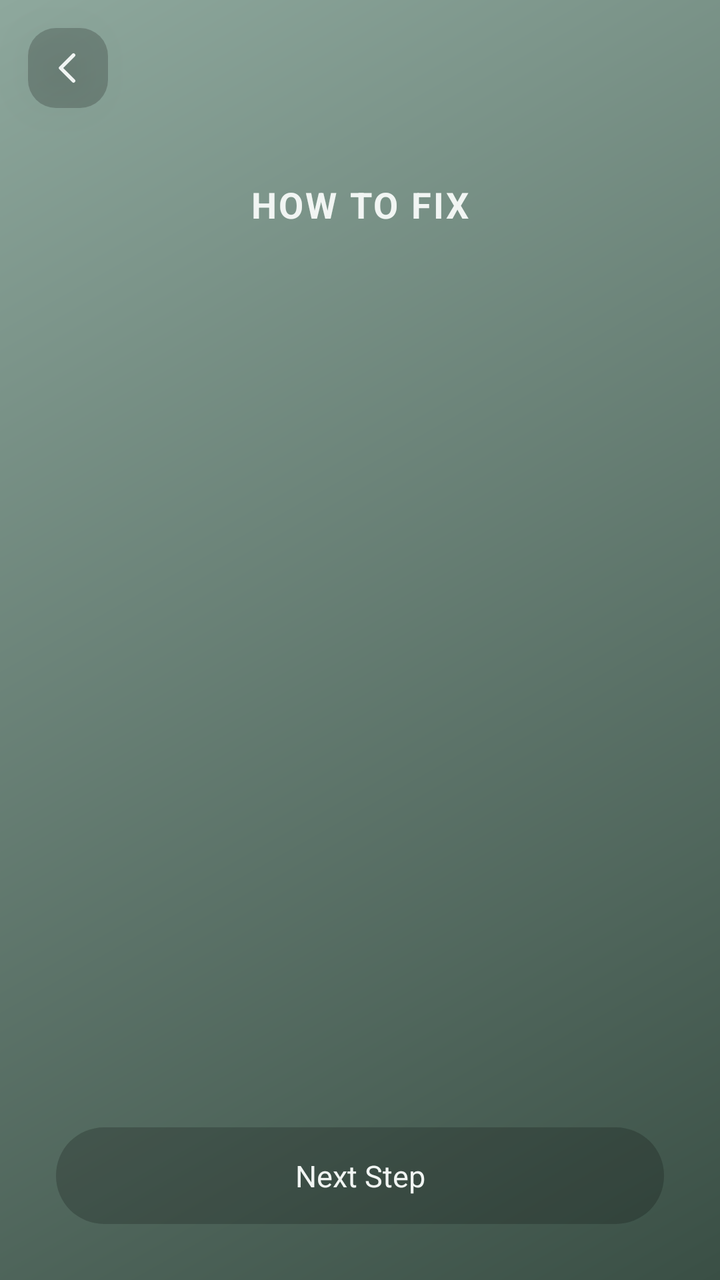
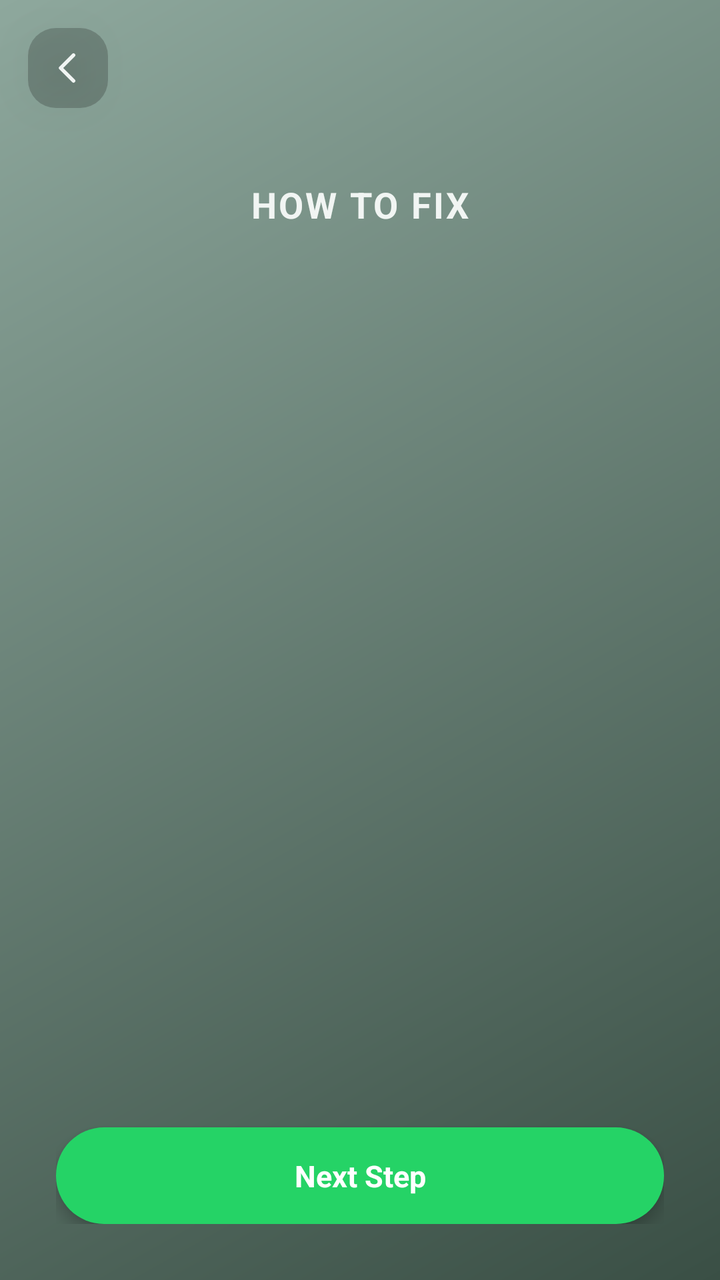

Screens rendered from an Android XML layout before and after an edit, with the pre-edit source and the edit as a unified diff.
<!-- AndroidManifest.xml: application theme Theme.Goat -->
<!-- res/layout/activity_unlocked_content.xml -->
<?xml version="1.0" encoding="utf-8"?>
<FrameLayout xmlns:android="http://schemas.android.com/apk/res/android"
    android:layout_width="match_parent"
    android:layout_height="match_parent"
    android:background="@drawable/bg_home_gradient">

    <LinearLayout
        android:layout_width="match_parent"
        android:layout_height="match_parent"
        android:orientation="vertical"
        android:paddingTop="90dp"
        android:paddingBottom="28dp"
        android:paddingStart="28dp"
        android:paddingEnd="28dp">

        <TextView
            android:id="@+id/tvStepTitle"
            android:layout_width="match_parent"
            android:layout_height="wrap_content"
            android:gravity="center"
            android:text="@string/how_to_fix_title"
            android:textColor="@color/home_button_text"
            android:textSize="18sp"
            android:textStyle="bold"
            android:textAllCaps="true"
            android:fontFamily="sans-serif"
            android:letterSpacing="0.06" />

        <FrameLayout
            android:id="@+id/imageContainer"
            android:layout_width="match_parent"
            android:layout_height="0dp"
            android:layout_weight="1"
            android:layout_marginTop="18dp"
            android:layout_marginBottom="18dp">

            <ImageView
                android:id="@+id/ivStepImage"
                android:layout_width="match_parent"
                android:layout_height="match_parent"
                android:scaleType="fitCenter"
                android:contentDescription="@null" />

            <LinearLayout
                android:id="@+id/compareContainer"
                android:layout_width="match_parent"
                android:layout_height="match_parent"
                android:orientation="horizontal"
                android:visibility="gone">

                <LinearLayout
                    android:layout_width="0dp"
                    android:layout_height="match_parent"
                    android:layout_weight="1"
                    android:orientation="vertical"
                    android:paddingEnd="6dp">

                    <TextView
                        android:id="@+id/tvSafeLabel"
                        android:layout_width="match_parent"
                        android:layout_height="wrap_content"
                        android:gravity="center"
                        android:text="@string/label_safe"
                        android:textColor="@color/label_safe_color"
                        android:textStyle="bold"
                        android:textAllCaps="true"
                        android:textSize="13sp"
                        android:letterSpacing="0.05"
                        android:paddingBottom="8dp" />

                    <ImageView
                        android:id="@+id/ivSafeImage"
                        android:layout_width="match_parent"
                        android:layout_height="0dp"
                        android:layout_weight="1"
                        android:scaleType="fitCenter"
                        android:contentDescription="@null" />

                </LinearLayout>

                <LinearLayout
                    android:layout_width="0dp"
                    android:layout_height="match_parent"
                    android:layout_weight="1"
                    android:orientation="vertical"
                    android:paddingStart="6dp">

                    <TextView
                        android:id="@+id/tvRiskLabel"
                        android:layout_width="match_parent"
                        android:layout_height="wrap_content"
                        android:gravity="center"
                        android:text="@string/label_risk"
                        android:textColor="@color/label_risk_color"
                        android:textStyle="bold"
                        android:textAllCaps="true"
                        android:textSize="13sp"
                        android:letterSpacing="0.05"
                        android:paddingBottom="8dp" />

                    <ImageView
                        android:id="@+id/ivRiskImage"
                        android:layout_width="match_parent"
                        android:layout_height="0dp"
                        android:layout_weight="1"
                        android:scaleType="fitCenter"
                        android:contentDescription="@null" />

                </LinearLayout>

            </LinearLayout>

        </FrameLayout>

        <TextView
            android:id="@+id/tvCompletedLabel"
            android:layout_width="match_parent"
            android:layout_height="wrap_content"
            android:layout_marginBottom="14dp"
            android:gravity="center"
            android:text="@string/completed_label"
            android:textColor="@color/label_safe_color"
            android:textStyle="bold"
            android:textSize="16sp"
            android:visibility="gone" />

        <TextView
            android:id="@+id/btnPrimaryAction"
            android:layout_width="match_parent"
            android:layout_height="wrap_content"
            android:background="@drawable/bg_check_now_button"
            android:text="@string/btn_next_step"
            android:textColor="@color/home_button_text"
            android:textSize="15sp"
            android:textAllCaps="false"
            android:gravity="center"
            android:paddingTop="14dp"
            android:paddingBottom="14dp"
            android:clickable="true"
            android:focusable="true" />

    </LinearLayout>

    <ImageView
        android:id="@+id/btnBack"
        android:layout_width="40dp"
        android:layout_height="40dp"
        android:layout_gravity="top|start"
        android:layout_marginStart="14dp"
        android:layout_marginTop="14dp"
        android:padding="9dp"
        android:background="@drawable/bg_fix_issue_button"
        android:src="@drawable/ic_back_arrow"
        android:contentDescription="@null"
        android:clickable="true"
        android:focusable="true"
        android:elevation="12dp" />

</FrameLayout>
<!-- resources referenced by this layout -->
<resources>
  <color name="home_button_text">#F1F5F3</color>
  <color name="label_risk_color">#FF5C5C</color>
  <color name="label_safe_color">#25D366</color>
  <!-- drawable bg_check_now_button (drawable) -->
  <shape xmlns:android="http://schemas.android.com/apk/res/android"
      android:shape="rectangle">
      <solid android:color="@color/fix_issue_bg" />
      <corners android:radius="24dp" />
  </shape>
  <!-- drawable bg_fix_issue_button (drawable) -->
  <shape xmlns:android="http://schemas.android.com/apk/res/android"
      android:shape="rectangle">
      <solid android:color="@color/fix_issue_bg" />
      <corners android:radius="14dp" />
  </shape>
  <!-- drawable bg_home_gradient (drawable) -->
  <?xml version="1.0" encoding="utf-8"?>
  <shape xmlns:android="http://schemas.android.com/apk/res/android"
      android:shape="rectangle">
  
      <gradient
          android:type="linear"
          android:angle="315"
          android:startColor="@color/home_bg_gradient_start"
          android:endColor="@color/home_bg_gradient_end" />
  
  </shape>
  <!-- drawable ic_back_arrow (drawable) -->
  <vector xmlns:android="http://schemas.android.com/apk/res/android"
      android:width="20dp"
      android:height="20dp"
      android:viewportWidth="24"
      android:viewportHeight="24">
      <path
          android:fillColor="#00000000"
          android:pathData="M15,5 L8,12 L15,19"
          android:strokeColor="@color/home_button_text"
          android:strokeWidth="2"
          android:strokeLineCap="round"
          android:strokeLineJoin="round" />
  </vector>
  <string name="btn_next_step">Next Step</string>
  <string name="completed_label">Completed ✅</string>
  <string name="how_to_fix_title">How to Fix</string>
  <string name="label_risk">Risk</string>
  <string name="label_safe">Safe</string>
  <style name="Theme.Goat" parent="Theme.MaterialComponents.DayNight.NoActionBar">
          <item name="colorPrimary">@color/brand_primary</item>
          <item name="colorPrimaryDark">@color/brand_primary_dark</item>
          <item name="colorAccent">@color/brand_accent</item>
          <item name="colorOnPrimary">@color/text_on_primary</item>
          <item name="android:windowBackground">@color/bg_screen</item>
          <item name="android:statusBarColor">@color/bg_screen</item>
          <item name="android:windowLightStatusBar">true</item>
          <item name="android:textColorPrimary">@color/text_primary</item>
          <item name="android:fontFamily">sans-serif</item>
      </style>
  <color name="fix_issue_bg">#33000000</color>
  <color name="home_bg_gradient_start">#8EA89D</color>
  <color name="home_bg_gradient_end">#3A4F45</color>
  <color name="brand_primary">#2A5CD8</color>
  <color name="brand_primary_dark">#1B3FA6</color>
  <color name="brand_accent">#2A5CD8</color>
  <color name="text_on_primary">#FFFFFF</color>
  <color name="bg_screen">#F4F6FA</color>
  <color name="text_primary">#171B26</color>
</resources>

<!-- the commit's change to res/layout/activity_unlocked_content.xml (unified diff, before → after) -->
@@ -57,16 +57,22 @@
 
                     <TextView
                         android:id="@+id/tvSafeLabel"
-                        android:layout_width="match_parent"
+                        android:layout_width="wrap_content"
                         android:layout_height="wrap_content"
+                        android:layout_gravity="center_horizontal"
                         android:gravity="center"
+                        android:background="@drawable/bg_label_capsule"
                         android:text="@string/label_safe"
                         android:textColor="@color/label_safe_color"
                         android:textStyle="bold"
                         android:textAllCaps="true"
-                        android:textSize="13sp"
+                        android:textSize="12sp"
                         android:letterSpacing="0.05"
-                        android:paddingBottom="8dp" />
+                        android:paddingStart="16dp"
+                        android:paddingEnd="16dp"
+                        android:paddingTop="5dp"
+                        android:paddingBottom="5dp"
+                        android:layout_marginBottom="4dp" />
 
                     <ImageView
                         android:id="@+id/ivSafeImage"
@@ -87,16 +93,22 @@
 
                     <TextView
                         android:id="@+id/tvRiskLabel"
-                        android:layout_width="match_parent"
+                        android:layout_width="wrap_content"
                         android:layout_height="wrap_content"
+                        android:layout_gravity="center_horizontal"
                         android:gravity="center"
+                        android:background="@drawable/bg_label_capsule"
                         android:text="@string/label_risk"
                         android:textColor="@color/label_risk_color"
                         android:textStyle="bold"
                         android:textAllCaps="true"
-                        android:textSize="13sp"
+                        android:textSize="12sp"
                         android:letterSpacing="0.05"
-                        android:paddingBottom="8dp" />
+                        android:paddingStart="16dp"
+                        android:paddingEnd="16dp"
+                        android:paddingTop="5dp"
+                        android:paddingBottom="5dp"
+                        android:layout_marginBottom="4dp" />
 
                     <ImageView
                         android:id="@+id/ivRiskImage"
@@ -128,16 +140,18 @@
             android:id="@+id/btnPrimaryAction"
             android:layout_width="match_parent"
             android:layout_height="wrap_content"
-            android:background="@drawable/bg_check_now_button"
+            android:background="@drawable/bg_primary_action_button"
             android:text="@string/btn_next_step"
-            android:textColor="@color/home_button_text"
+            android:textColor="@color/text_on_primary"
             android:textSize="15sp"
+            android:textStyle="bold"
             android:textAllCaps="false"
             android:gravity="center"
             android:paddingTop="14dp"
             android:paddingBottom="14dp"
             android:clickable="true"
-            android:focusable="true" />
+            android:focusable="true"
+            android:elevation="4dp" />
 
     </LinearLayout>
 
<!-- resource entries referenced after the edit -->
@@ -3,12 +3,6 @@
   <color name="home_button_text">#F1F5F3</color>
   <color name="label_risk_color">#FF5C5C</color>
   <color name="label_safe_color">#25D366</color>
-  <!-- drawable bg_check_now_button (drawable) -->
-  <shape xmlns:android="http://schemas.android.com/apk/res/android"
-      android:shape="rectangle">
-      <solid android:color="@color/fix_issue_bg" />
-      <corners android:radius="24dp" />
-  </shape>
   <!-- drawable bg_fix_issue_button (drawable) -->
   <shape xmlns:android="http://schemas.android.com/apk/res/android"
       android:shape="rectangle">
@@ -26,6 +20,18 @@
           android:startColor="@color/home_bg_gradient_start"
           android:endColor="@color/home_bg_gradient_end" />
   
+  </shape>
+  <!-- drawable bg_label_capsule (drawable) -->
+  <shape xmlns:android="http://schemas.android.com/apk/res/android"
+      android:shape="rectangle">
+      <solid android:color="#FFFFFF" />
+      <corners android:radius="20dp" />
+  </shape>
+  <!-- drawable bg_primary_action_button (drawable) -->
+  <shape xmlns:android="http://schemas.android.com/apk/res/android"
+      android:shape="rectangle">
+      <solid android:color="@color/whatsapp_icon_bg" />
+      <corners android:radius="24dp" />
   </shape>
   <!-- drawable ic_back_arrow (drawable) -->
   <vector xmlns:android="http://schemas.android.com/apk/res/android"
@@ -60,6 +66,7 @@
   <color name="fix_issue_bg">#33000000</color>
   <color name="home_bg_gradient_start">#8EA89D</color>
   <color name="home_bg_gradient_end">#3A4F45</color>
+  <color name="whatsapp_icon_bg">#25D366</color>
   <color name="brand_primary">#2A5CD8</color>
   <color name="brand_primary_dark">#1B3FA6</color>
   <color name="brand_accent">#2A5CD8</color>
